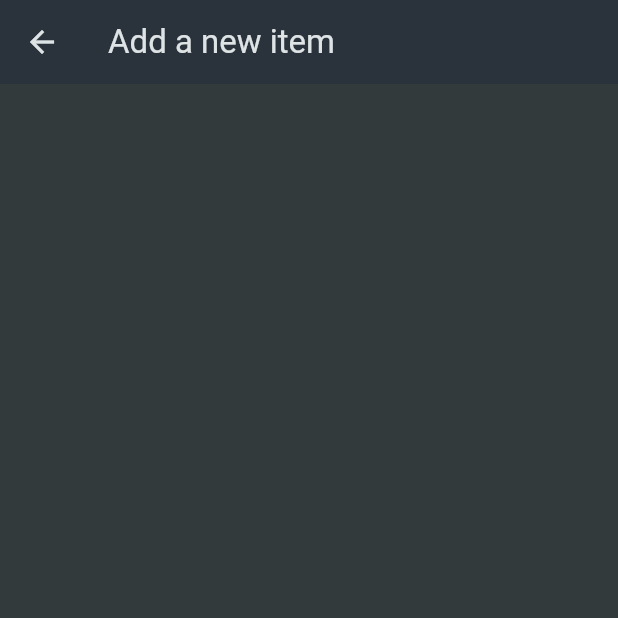
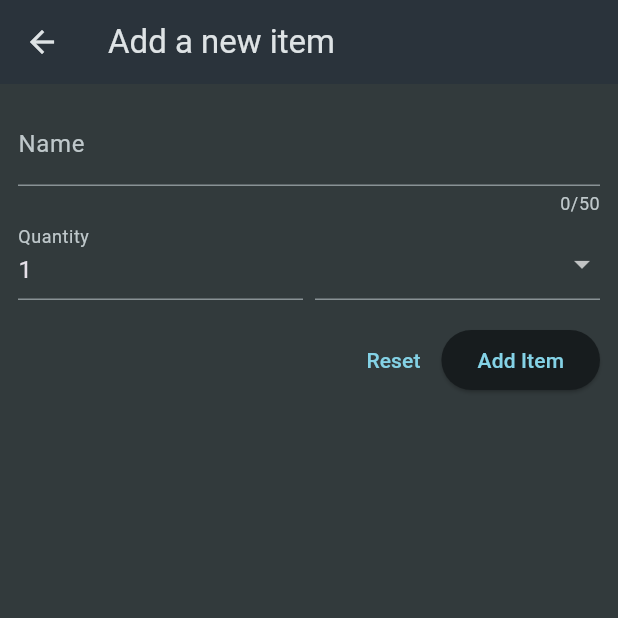
Before and after one commit to RonydaEssam/shopping_list, a Flutter app: the screen it shows after launch, after a tap on the "add" icon, on a phone screen of 412 x 824 dp, the top half of it. Run offline on Flutter 3.47's test engine with Material 3 defaults, Android fonts, the phone set to English and light mode, and no system bars.

```diff
--- a/lib/widgets/grocery_list.dart
+++ b/lib/widgets/grocery_list.dart
@@ -28,7 +28,7 @@ class _GroceryListState extends State<GroceryList> {
         actions: [
           IconButton(
             onPressed: _addItem,
-            icon: Icon(Icons.add),
+            icon: const Icon(Icons.add),
           ),
         ],
       ),
@@ -36,7 +36,7 @@ class _GroceryListState extends State<GroceryList> {
         itemCount: groceryItem.length,
         itemBuilder: (context, index) {
           return Padding(
-            padding: const EdgeInsets.symmetric(horizontal: 10, vertical: 8),
+            padding: const EdgeInsets.symmetric(horizontal: 10, vertical: 2),
             child: ListTile(
               title: Text(groceryItem[index].name),
               leading: Container(
--- a/lib/widgets/new_item.dart
+++ b/lib/widgets/new_item.dart
@@ -1,4 +1,5 @@
 import 'package:flutter/material.dart';
+import 'package:shopping_list/data/categories.dart';
 
 class NewItem extends StatefulWidget {
   const NewItem({super.key});
@@ -10,13 +11,97 @@ class NewItem extends StatefulWidget {
 }
 
 class _NewItemState extends State<NewItem> {
+  final _formKey = GlobalKey<FormState>();
+
+  void _saveItem() {
+    _formKey.currentState!.validate();
+  }
+
   @override
   Widget build(BuildContext context) {
     return Scaffold(
       appBar: AppBar(
-        title: Text('Add a new item'),
+        title: const Text('Add a new item'),
       ),
-      body: Column(),
+      body: Padding(
+        padding: EdgeInsets.all(12),
+        child: Form(
+          key: _formKey,
+          child: Column(
+            children: [
+              TextFormField(
+                maxLength: 50,
+                decoration: const InputDecoration(labelText: 'Name'),
+                validator: (value) {
+                  if (value == null ||
+                      value.isEmpty ||
+                      value.trim().length > 50) {
+                    return 'Must be between 1 and 50 characters.';
+                  }
+                  return null;
+                },
+              ),
+              Row(
+                crossAxisAlignment: CrossAxisAlignment.end,
+                children: [
+                  Expanded(
+                    child: TextFormField(
+                      decoration: const InputDecoration(labelText: 'Quantity'),
+                      initialValue: '1',
+                      validator: (value) {
+                        if (value == null ||
+                            value.isEmpty ||
+                            int.tryParse(value) == null ||
+                            int.tryParse(value)! <= 0) {
+                          return 'Must be a valid positive number.';
+                        }
+                        return null;
+                      },
+                    ),
+                  ),
+                  const SizedBox(width: 8),
+                  Expanded(
+                    child: DropdownButtonFormField(
+                      items: [
+                        for (final category in categories.entries)
+                          DropdownMenuItem(
+                            value: category.value,
+                            child: Row(
+                              children: [
+                                Container(
+                                  width: 16,
+                                  height: 16,
+                                  color: category.value.color,
+                                ),
+                                const SizedBox(width: 8),
+                                Text(category.value.name),
+                              ],
+                            ),
+                          ),
+                      ],
+                      onChanged: (value) {},
+                    ),
+                  ),
+                ],
+              ),
+              const SizedBox(height: 16),
+              Row(
+                mainAxisAlignment: MainAxisAlignment.end,
+                children: [
+                  TextButton(
+                    onPressed: () {},
+                    child: const Text('Reset'),
+                  ),
+                  ElevatedButton(
+                    onPressed: _saveItem,
+                    child: const Text('Add Item'),
+                  ),
+                ],
+              ),
+            ],
+          ),
+        ),
+      ),
     );
   }
 }
```
